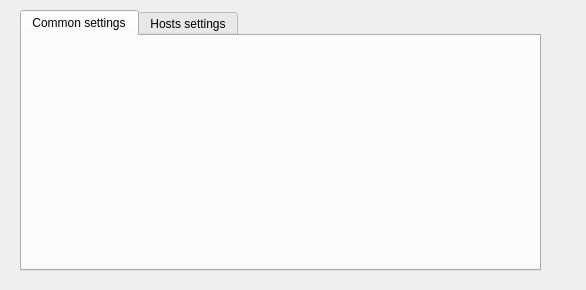
Above: src/modules/uploader/uploaderconfigwidget.ui from lxqt/screengrab before the change. Below: the same form after it.
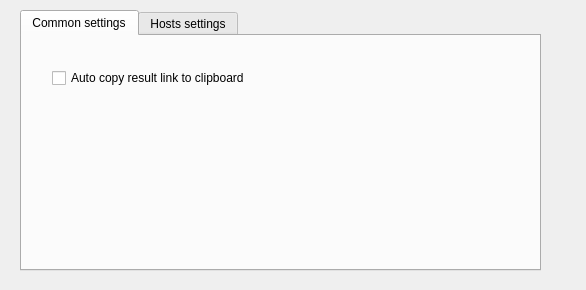
That is the form after the change. The open tabs and pages were chosen to show the change.

Patch:
```diff
--- a/src/modules/uploader/uploaderconfigwidget.ui
+++ b/src/modules/uploader/uploaderconfigwidget.ui
@@ -29,6 +29,19 @@
     <attribute name="title">
      <string>Common settings</string>
     </attribute>
+    <widget class="QCheckBox" name="checkAutoCopyMainLink">
+     <property name="geometry">
+      <rect>
+       <x>30</x>
+       <y>30</y>
+       <width>311</width>
+       <height>24</height>
+      </rect>
+     </property>
+     <property name="text">
+      <string>Auto copy result link to clipboard</string>
+     </property>
+    </widget>
    </widget>
    <widget class="QWidget" name="hostsSettings">
     <attribute name="title">
```
Left out of the diff: 2 changed lines with no effect on the pictures.
